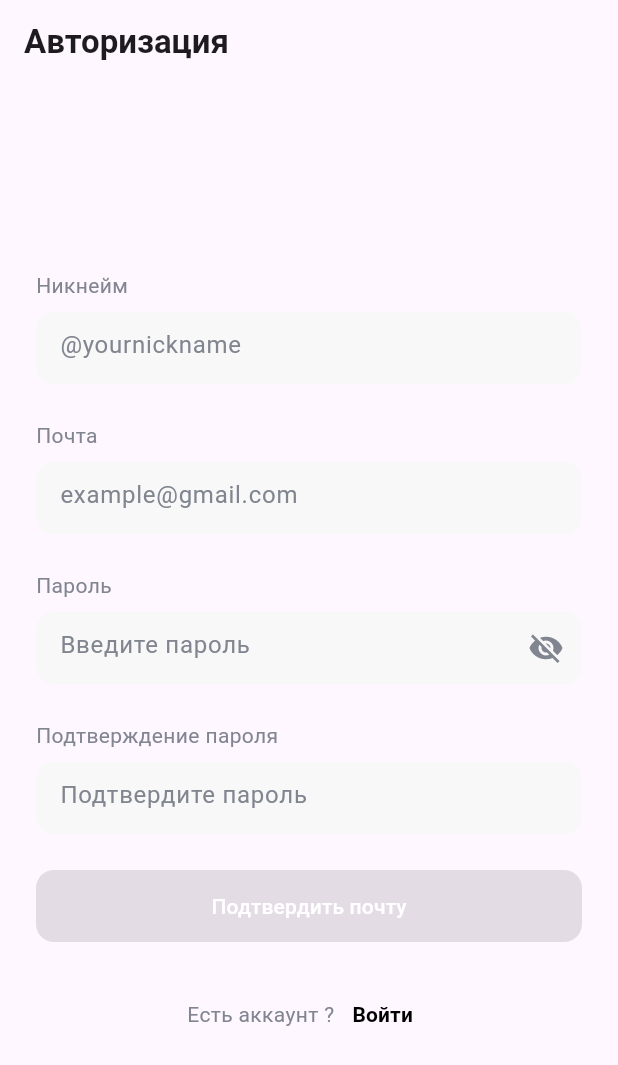
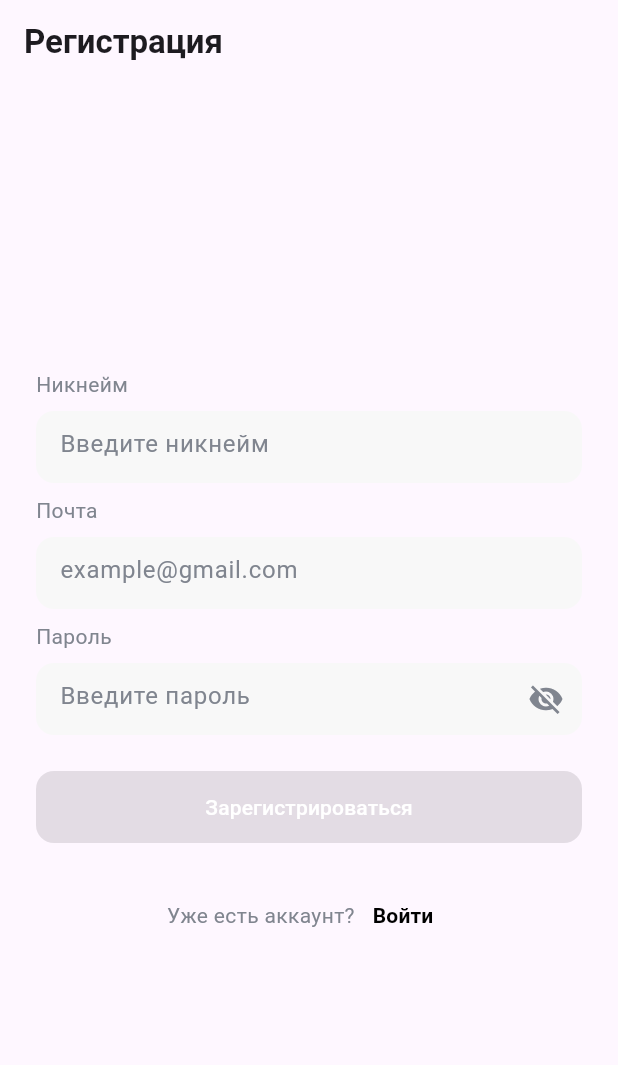
Before and after one commit to mmigur/golem, a Flutter app: the screen it shows after launch, after a tap on "Войти", after a tap on "Регистрация", on a phone screen of 412 x 824 dp. Shown: the top 1065 px of the screen. Run offline on Flutter 3.47's test engine with Material 3 defaults, Android fonts, the phone set to English and light mode, and no system bars; our stand-ins replace supabase_flutter; missing offline and left inert: gotrue; accounts and stored records are empty.

Commit message:
<add>: add auth with supabase

```diff
--- a/lib/auth/sign_in_screen.dart
+++ b/lib/auth/sign_in_screen.dart
@@ -1,5 +1,8 @@
 import 'package:flutter/material.dart';
 import 'package:golem/auth/sign_up_screen.dart';
+import 'package:golem/models/user.dart' as golem_model_user;
+
+import '../service/service.dart';
 
 class SignInScreen extends StatefulWidget {
   const SignInScreen({super.key});
@@ -10,45 +13,19 @@ class SignInScreen extends StatefulWidget {
 
 class _SignInScreenState extends State<SignInScreen> {
   final TextEditingController _emailController = TextEditingController();
+  final TextEditingController _passwordController = TextEditingController();
   final TextEditingController _nicknameController = TextEditingController();
-  final TextEditingController _passwordController = TextEditingController();
-  final TextEditingController _confirmPasswordController = TextEditingController();
+
   bool _isEmailValid = false;
-  bool _isNicknameValid = false;
   bool _isPasswordValid = false;
-  bool _isConfirmPasswordValid = false;
   bool _isPasswordVisible = false;
-
-  @override
-  void initState() {
-    super.initState();
-    _emailController.addListener(_validateEmail);
-    _nicknameController.addListener(_validateNickname);
-    _passwordController.addListener(_validatePassword);
-    _confirmPasswordController.addListener(_validateConfirmPassword);
-  }
-
-  @override
-  void dispose() {
-    _emailController.dispose();
-    _nicknameController.dispose();
-    _passwordController.dispose();
-    _confirmPasswordController.dispose();
-    super.dispose();
-  }
+  String? _errorMessage;
 
   void _validateEmail() {
     final email = _emailController.text;
     final regex = RegExp(r'^[\w-\.]+@([\w-]+\.)+[\w-]{2,4}$');
     setState(() {
       _isEmailValid = regex.hasMatch(email);
-    });
-  }
-
-  void _validateNickname() {
-    final nickname = _nicknameController.text;
-    setState(() {
-      _isNicknameValid = nickname.length > 3;
     });
   }
 
@@ -60,17 +37,59 @@ class _SignInScreenState extends State<SignInScreen> {
     });
   }
 
-  void _validateConfirmPassword() {
-    final confirmPassword = _confirmPasswordController.text;
-    setState(() {
-      _isConfirmPasswordValid = confirmPassword == _passwordController.text;
-    });
-  }
-
   void _togglePasswordVisibility() {
     setState(() {
       _isPasswordVisible = !_isPasswordVisible;
     });
+  }
+
+  Future<void> _register() async {
+    final email = _emailController.text;
+    final password = _passwordController.text;
+    final nickname = _nicknameController.text;
+
+    if (!_isEmailValid || !_isPasswordValid || nickname.isEmpty) {
+      setState(() {
+        _errorMessage = 'Пожалуйста, заполните все поля корректно';
+      });
+      return;
+    }
+
+    final user = golem_model_user.User(
+      nickname: nickname,
+      email: email,
+      password: password,
+    );
+
+    final userId = await SupabaseService().registerUser(user);
+
+    if (userId != null) {
+      // Переходим на экран входа с сообщением о подтверждении почты
+      Navigator.of(context).pushReplacement(
+        MaterialPageRoute(
+          builder: (context) => SignUpScreen(),
+        ),
+      );
+
+      // Показываем сообщение о необходимости подтвердить почту
+      ScaffoldMessenger.of(context).showSnackBar(
+        SnackBar(
+          content: Text('Пожалуйста, подтвердите вашу почту. Проверьте вашу электронную почту для получения ссылки подтверждения.'),
+          duration: Duration(seconds: 5),
+        ),
+      );
+    } else {
+      setState(() {
+        _errorMessage = 'Ошибка регистрации. Пожалуйста, проверьте данные и попробуйте снова.';
+      });
+    }
+  }
+
+  @override
+  void initState() {
+    super.initState();
+    _emailController.addListener(_validateEmail);
+    _passwordController.addListener(_validatePassword);
   }
 
   @override
@@ -78,7 +97,7 @@ class _SignInScreenState extends State<SignInScreen> {
     return Scaffold(
       appBar: AppBar(
         title: const Text(
-          'Авторизация',
+          'Регистрация',
           style: TextStyle(fontWeight: FontWeight.bold),
         ),
       ),
@@ -97,7 +116,7 @@ class _SignInScreenState extends State<SignInScreen> {
                   )
                 ],
               ),
-              const SizedBox(height: 8.0),
+              const SizedBox(height: 8),
               Container(
                 height: 48.0,
                 decoration: BoxDecoration(
@@ -107,7 +126,7 @@ class _SignInScreenState extends State<SignInScreen> {
                 child: TextField(
                   controller: _nicknameController,
                   decoration: InputDecoration(
-                    hintText: '@yournickname',
+                    hintText: 'Введите никнейм',
                     contentPadding: const EdgeInsets.symmetric(horizontal: 16.0, vertical: 14.0),
                     border: InputBorder.none,
                     hintStyle: const TextStyle(color: Color(0xFF80858F)),
@@ -115,20 +134,7 @@ class _SignInScreenState extends State<SignInScreen> {
                   style: const TextStyle(color: Colors.black),
                 ),
               ),
-              if (!_isNicknameValid && _nicknameController.text.isNotEmpty)
-                const Padding(
-                  padding: EdgeInsets.only(top: 8.0),
-                  child: Row(
-                    mainAxisAlignment: MainAxisAlignment.start,
-                    children: [
-                      Text(
-                        'Никнейм должен быть более 3 символов',
-                        style: TextStyle(color: Colors.red),
-                      )
-                    ],
-                  ),
-                ),
-              const SizedBox(height: 24.0),
+              const SizedBox(height: 8.0),
               Row(
                 mainAxisAlignment: MainAxisAlignment.start,
                 children: [
@@ -138,7 +144,7 @@ class _SignInScreenState extends State<SignInScreen> {
                   )
                 ],
               ),
-              const SizedBox(height: 8.0),
+              const SizedBox(height: 8),
               Container(
                 height: 48.0,
                 decoration: BoxDecoration(
@@ -169,7 +175,7 @@ class _SignInScreenState extends State<SignInScreen> {
                     ],
                   ),
                 ),
-              const SizedBox(height: 24.0),
+              const SizedBox(height: 8.0),
               Row(
                 mainAxisAlignment: MainAxisAlignment.start,
                 children: [
@@ -212,52 +218,18 @@ class _SignInScreenState extends State<SignInScreen> {
                     mainAxisAlignment: MainAxisAlignment.start,
                     children: [
                       Text(
-                        'Пароль не прошел проверку',
+                        'Пароль должен содержать минимум 8 символов, включая буквы, цифры и спецсимволы',
                         style: TextStyle(color: Colors.red),
                       )
                     ],
                   ),
                 ),
-              const SizedBox(height: 24.0),
-              Row(
-                mainAxisAlignment: MainAxisAlignment.start,
-                children: [
-                  const Text(
-                    'Подтверждение пароля',
-                    style: TextStyle(color: Color(0xFF80858F)),
-                  )
-                ],
-              ),
-              const SizedBox(height: 8.0),
-              Container(
-                height: 48.0,
-                decoration: BoxDecoration(
-                  color: const Color(0xFFF8F8F8),
-                  borderRadius: BorderRadius.circular(12.0),
-                ),
-                child: TextField(
-                  controller: _confirmPasswordController,
-                  obscureText: !_isPasswordVisible,
-                  decoration: InputDecoration(
-                    hintText: 'Подтвердите пароль',
-                    contentPadding: const EdgeInsets.symmetric(horizontal: 16.0, vertical: 14.0),
-                    border: InputBorder.none,
-                    hintStyle: const TextStyle(color: Color(0xFF80858F)),
-                  ),
-                  style: const TextStyle(color: Colors.black),
-                ),
-              ),
-              if (!_isConfirmPasswordValid && _confirmPasswordController.text.isNotEmpty)
-                const Padding(
-                  padding: EdgeInsets.only(top: 8.0),
-                  child: Row(
-                    mainAxisAlignment: MainAxisAlignment.start,
-                    children: [
-                      Text(
-                        'Пароли не совпадают',
-                        style: TextStyle(color: Colors.red),
-                      )
-                    ],
+              if (_errorMessage != null)
+                Padding(
+                  padding: const EdgeInsets.only(top: 8.0),
+                  child: Text(
+                    _errorMessage!,
+                    style: const TextStyle(color: Colors.red),
                   ),
                 ),
               const SizedBox(height: 24.0),
@@ -265,19 +237,19 @@ class _SignInScreenState extends State<SignInScreen> {
                 width: double.infinity,
                 height: 48.0,
                 child: ElevatedButton(
-                  onPressed: _isEmailValid && _isNicknameValid && _isPasswordValid && _isConfirmPasswordValid
-                      ? () {
-                    // Действие при нажатии на кнопку подтверждения почты
-                  }
+                  onPressed: _isEmailValid && _isPasswordValid && _nicknameController.text.isNotEmpty
+                      ? _register
                       : null,
                   style: ElevatedButton.styleFrom(
-                    backgroundColor: _isEmailValid && _isNicknameValid && _isPasswordValid && _isConfirmPasswordValid ? Colors.black : const Color(0xFFD9D9D9),
+                    backgroundColor: _isEmailValid && _isPasswordValid && _nicknameController.text.isNotEmpty
+                        ? Colors.black
+                        : const Color(0xFFD9D9D9),
                     shape: RoundedRectangleBorder(
                       borderRadius: BorderRadius.circular(12.0),
                     ),
                   ),
                   child: const Text(
-                    'Подтвердить почту',
+                    'Зарегистрироваться',
                     style: TextStyle(color: Colors.white),
                   ),
                 ),
@@ -287,7 +259,7 @@ class _SignInScreenState extends State<SignInScreen> {
                 mainAxisAlignment: MainAxisAlignment.center,
                 children: [
                   const Text(
-                    'Есть аккаунт ?',
+                    'Уже есть аккаунт?',
                     style: TextStyle(color: Color(0xFF80858F)),
                   ),
                   TextButton(
--- a/lib/auth/sign_up_screen.dart
+++ b/lib/auth/sign_up_screen.dart
@@ -1,5 +1,8 @@
 import 'package:flutter/material.dart';
 import 'package:golem/auth/sign_in_screen.dart';
+import 'package:golem/home_screen.dart';
+
+import '../service/service.dart';
 
 class SignUpScreen extends StatefulWidget {
   const SignUpScreen({super.key});
@@ -15,7 +18,7 @@ class _SignUpScreenState extends State<SignUpScreen> {
   bool _isEmailValid = false;
   bool _isPasswordValid = false;
   bool _isPasswordVisible = false;
-
+  String? _errorMessage;
 
   void _validateEmail() {
     final email = _emailController.text;
@@ -27,9 +30,8 @@ class _SignUpScreenState extends State<SignUpScreen> {
 
   void _validatePassword() {
     final password = _passwordController.text;
-    final regex = RegExp(r'^(?=.*[A-Za-z])(?=.*\d)(?=.*[@$!%*?&])[A-Za-z\d@$!%*?&]{8,}$');
     setState(() {
-      _isPasswordValid = regex.hasMatch(password);
+      _isPasswordValid = password.isNotEmpty;
     });
   }
 
@@ -37,6 +39,24 @@ class _SignUpScreenState extends State<SignUpScreen> {
     setState(() {
       _isPasswordVisible = !_isPasswordVisible;
     });
+  }
+
+  Future<void> _login() async {
+    final email = _emailController.text;
+    final password = _passwordController.text;
+
+    final user = await SupabaseService().loginUser(email, password);
+
+    if (user != null) {
+      // Вход успешен, переходим на HomeScreen
+      Navigator.of(context).pushReplacement(
+        MaterialPageRoute(builder: (context) => HomeScreen()),
+      );
+    } else {
+      setState(() {
+        _errorMessage = 'Неверный email или пароль. Убедитесь, что вы подтвердили вашу почту.';
+      });
+    }
   }
 
   @override
@@ -137,24 +157,45 @@ class _SignUpScreenState extends State<SignUpScreen> {
                   style: const TextStyle(color: Colors.black),
                 ),
               ),
+              if (!_isPasswordValid && _passwordController.text.isNotEmpty)
+                const Padding(
+                  padding: EdgeInsets.only(top: 8.0),
+                  child: Row(
+                    mainAxisAlignment: MainAxisAlignment.start,
+                    children: [
+                      Text(
+                        'Пароль не прошел проверку',
+                        style: TextStyle(color: Colors.red),
+                      )
+                    ],
+                  ),
+                ),
+              if (_errorMessage != null)
+                Padding(
+                  padding: const EdgeInsets.only(top: 8.0),
+                  child: Text(
+                    _errorMessage!,
+                    style: const TextStyle(color: Colors.red),
+                  ),
+                ),
               const SizedBox(height: 24.0),
               SizedBox(
                 width: double.infinity,
                 height: 48.0,
                 child: ElevatedButton(
                   onPressed: _isEmailValid && _isPasswordValid
-                      ? () {
-                    // Действие при нажатии на кнопку подтверждения почты
-                  }
+                      ? _login
                       : null,
                   style: ElevatedButton.styleFrom(
-                    backgroundColor: _isEmailValid && _isPasswordValid ? Colors.black : const Color(0xFFD9D9D9),
+                    backgroundColor: _isEmailValid && _isPasswordValid
+                        ? Colors.black
+                        : const Color(0xFFD9D9D9),
                     shape: RoundedRectangleBorder(
                       borderRadius: BorderRadius.circular(12.0),
                     ),
                   ),
                   child: const Text(
-                    'Подтвердить почту',
+                    'Войти',
                     style: TextStyle(color: Colors.white),
                   ),
                 ),
@@ -164,7 +205,7 @@ class _SignUpScreenState extends State<SignUpScreen> {
                 mainAxisAlignment: MainAxisAlignment.center,
                 children: [
                   const Text(
-                    'Нет аккаунта ?',
+                    'Нет аккаунта?',
                     style: TextStyle(color: Color(0xFF80858F)),
                   ),
                   TextButton(
--- a/lib/main.dart
+++ b/lib/main.dart
@@ -1,24 +1,24 @@
 import 'package:flutter/material.dart';
 import 'package:golem/splash_screen.dart';
+import 'package:supabase_flutter/supabase_flutter.dart';
 
-void main() {
-  runApp(const MyApp());
+Future<void> main() async {
+  await Supabase.initialize(
+    url: 'https://wfbdsnfswnvjkpottwxr.supabase.co',
+    anonKey: 'eyJhbGciOiJIUzI1NiIsInR5cCI6IkpXVCJ9.eyJpc3MiOiJzdXBhYmFzZSIsInJlZiI6IndmYmRzbmZzd252amtwb3R0d3hyIiwicm9sZSI6ImFub24iLCJpYXQiOjE3NDI1NTEyNTUsImV4cCI6MjA1ODEyNzI1NX0.z0-fnkmVSqcglD2PpjIuc4PKAFKmufIEMlT8N5yr9WA',
+  );
+  runApp(MyApp());
 }
 
 class MyApp extends StatelessWidget {
-  const MyApp({super.key});
-
-  // This widget is the root of your application.
   @override
   Widget build(BuildContext context) {
     return MaterialApp(
-      debugShowCheckedModeBanner: false,
-      home: SplashScreen(),
-      title: 'Flutter Demo',
+      title: 'Supabase Flutter Demo',
       theme: ThemeData(
-        colorScheme: ColorScheme.fromSeed(seedColor: Colors.deepPurple),
-        useMaterial3: true,
+        primarySwatch: Colors.blue,
       ),
+      home: SplashScreen(), // Ваш стартовый экран
     );
   }
 }
--- /dev/null
+++ b/lib/models/user.dart
@@ -0,0 +1,21 @@
+class User {
+  final String? id;
+  final String nickname;
+  final String email;
+  final String password;
+
+  User({
+    this.id,
+    required this.nickname,
+    required this.email,
+    required this.password,
+  });
+
+  Map<String, dynamic> toMap() {
+    return {
+      'nickname': nickname,
+      'email': email,
+      'password': password,
+    };
+  }
+}
--- a/pubspec.yaml
+++ b/pubspec.yaml
@@ -30,6 +30,10 @@ environment:
 dependencies:
   flutter:
     sdk: flutter
+
+  supabase_flutter: ^1.0.0 # Укажите актуальную версию
+  shared_preferences: ^2.0.6 # Укажите актуальную версию
+  path_provider: ^2.0.11 # Укажите актуальную версию
 
 
   # The following adds the Cupertino Icons font to your application.
```
Also changed, not shown: lib/service/service.dart (added, +66 -0 lines), pubspec.lock, 6 other files.
